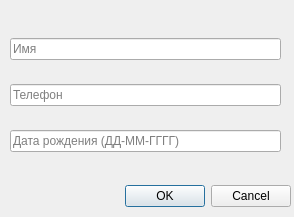
Qt form project/ui/ui_adding_contact_window.ui (maximss635/qt-phone-book) before a commit.
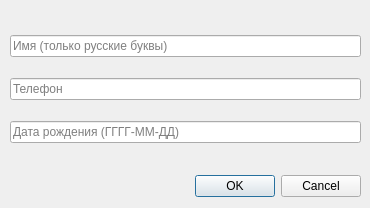
The same form after that commit.

Diff of the .ui file:
```diff
--- a/project/ui/ui_adding_contact_window.ui
+++ b/project/ui/ui_adding_contact_window.ui
@@ -6,8 +6,8 @@
    <rect>
     <x>0</x>
     <y>0</y>
-    <width>294</width>
-    <height>217</height>
+    <width>370</width>
+    <height>208</height>
    </rect>
   </property>
   <property name="windowTitle">
@@ -16,8 +16,8 @@
   <widget class="QDialogButtonBox" name="buttonBox">
    <property name="geometry">
     <rect>
-     <x>110</x>
-     <y>180</y>
+     <x>180</x>
+     <y>170</y>
      <width>181</width>
      <height>32</height>
     </rect>
@@ -34,20 +34,23 @@
     <rect>
      <x>10</x>
      <y>20</y>
-     <width>271</width>
-     <height>151</height>
+     <width>351</width>
+     <height>141</height>
     </rect>
    </property>
    <layout class="QVBoxLayout" name="verticalLayout">
     <item>
      <widget class="QLineEdit" name="line_edit_name">
       <property name="placeholderText">
-       <string>Имя</string>
+       <string>Имя (только русские буквы)</string>
       </property>
      </widget>
     </item>
     <item>
      <widget class="QLineEdit" name="line_edit_phone">
+      <property name="text">
+       <string/>
+      </property>
       <property name="placeholderText">
        <string>Телефон</string>
       </property>
@@ -59,12 +62,25 @@
        <string/>
       </property>
       <property name="placeholderText">
-       <string>Дата рождения (ДД-ММ-ГГГГ)</string>
+       <string>Дата рождения (ГГГГ-ММ-ДД)</string>
       </property>
      </widget>
     </item>
    </layout>
   </widget>
+  <widget class="QLabel" name="label_info">
+   <property name="geometry">
+    <rect>
+     <x>10</x>
+     <y>170</y>
+     <width>211</width>
+     <height>31</height>
+    </rect>
+   </property>
+   <property name="text">
+    <string/>
+   </property>
+  </widget>
  </widget>
  <resources/>
  <connections>
```
